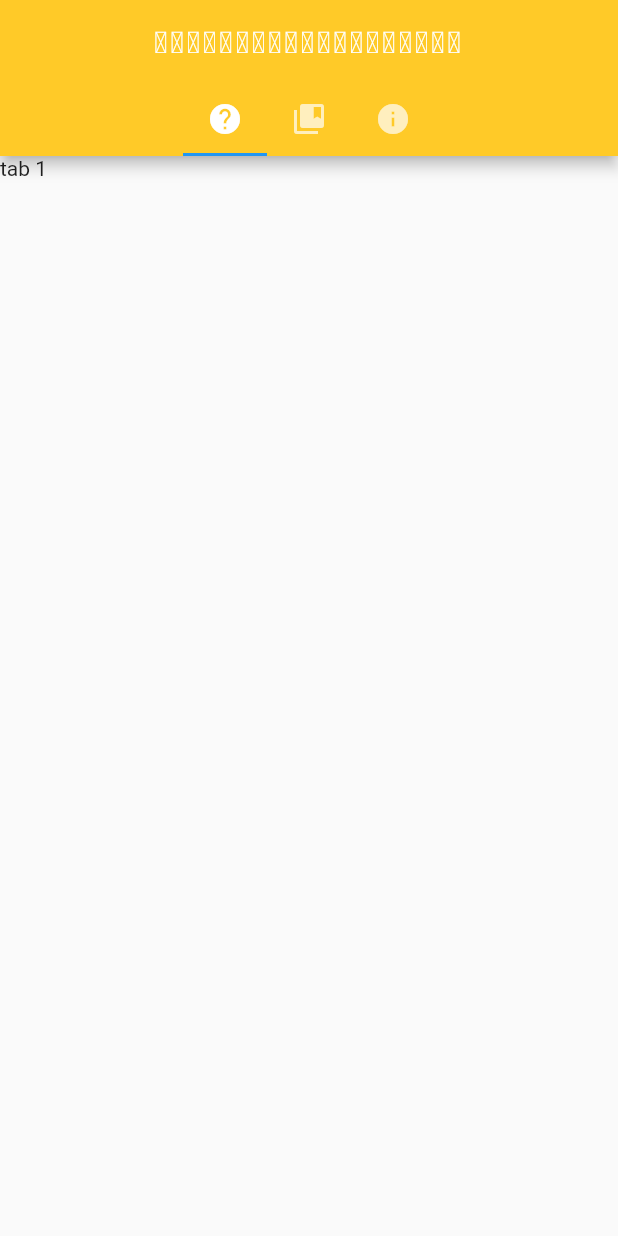
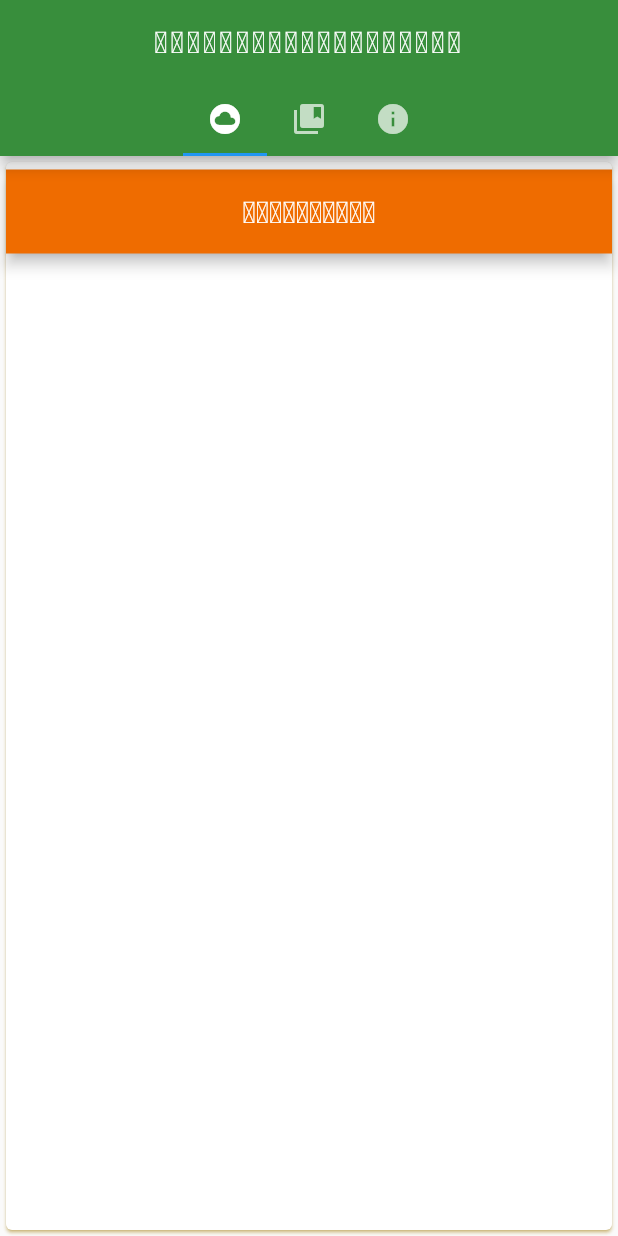
Before and after one commit to KuenzangChoden/ddc_dictionary, a Flutter app: the screen it shows after launch, on a phone screen of 412 x 824 dp. Run offline on Flutter 3.47's test engine with Material 2 defaults, Android fonts, the phone set to English and light mode, and no system bars.

Commit message:
added a card to each tab
Modularized the code into separate classes.

```diff
--- a/lib/main.dart
+++ b/lib/main.dart
@@ -1,3 +1,6 @@
+import 'tab2_card.dart';
+import 'tab1_card.dart';
+import 'tab3_card.dart';
 import 'package:flutter/material.dart';
 
 class TabbedAppBarInterface extends StatelessWidget {
@@ -8,7 +11,7 @@ class TabbedAppBarInterface extends StatelessWidget {
         length: 3,
         child: Scaffold(
           appBar: AppBar(
-            backgroundColor: Colors.amber[400],
+            backgroundColor: Colors.green[700],
             centerTitle: true,
             title: const Text(
               'རྫོང་ཁའི་ཚིག་མརྫོད།',
@@ -20,16 +23,18 @@ class TabbedAppBarInterface extends StatelessWidget {
             bottom: TabBar(
               isScrollable: true,
               tabs: [
-                Tab(icon: Icon(Icons.help)),
+                Tab(
+                  icon: Icon(Icons.cloud_circle),
+                ),
                 Tab(icon: Icon(Icons.collections_bookmark)),
                 Tab(icon: Icon(Icons.info)),
               ],
             ),
           ),
           body: TabBarView(children: [
-            Text('tab 1'),
-            Text('tab 2'),
-            Text('tab 3'),
+            (Tab1Card()),
+            (Tab2Card()),
+            (Tab3Card()),
           ]),
         ),
       ),
--- /dev/null
+++ b/lib/tab1_card.dart
@@ -0,0 +1,26 @@
+import 'package:flutter/material.dart';
+
+class Tab1Card extends StatelessWidget {
+  @override
+  Widget build(BuildContext context) {
+    // final TextStyle textStyle = Theme.of(context).textTheme.headline4;
+    return Card(
+      color: Colors.white,
+      shadowColor: Colors.amber[500],
+      child: Column(
+        mainAxisSize: MainAxisSize.min,
+        crossAxisAlignment: CrossAxisAlignment.start,
+        children: <Widget>[
+          SizedBox(
+            height: 5,
+          ),
+          AppBar(
+            title: Text('སློབ་སྟོན།'),
+            backgroundColor: Colors.orange[800],
+            centerTitle: true,
+          )
+        ],
+      ),
+    );
+  }
+}
--- a/lib/card_class.dart
+++ b/lib/tab3_card.dart
@@ -1,6 +1,6 @@
 import 'package:flutter/material.dart';
 
-class ChoiceCard extends StatelessWidget {
+class Tab3Card extends StatelessWidget {
   @override
   Widget build(BuildContext context) {
     // final TextStyle textStyle = Theme.of(context).textTheme.headline4;
```
Also changed, not shown: lib/guide_page.dart (added, +24 -0 lines), lib/tab2_card.dart (added, +22 -0 lines).
